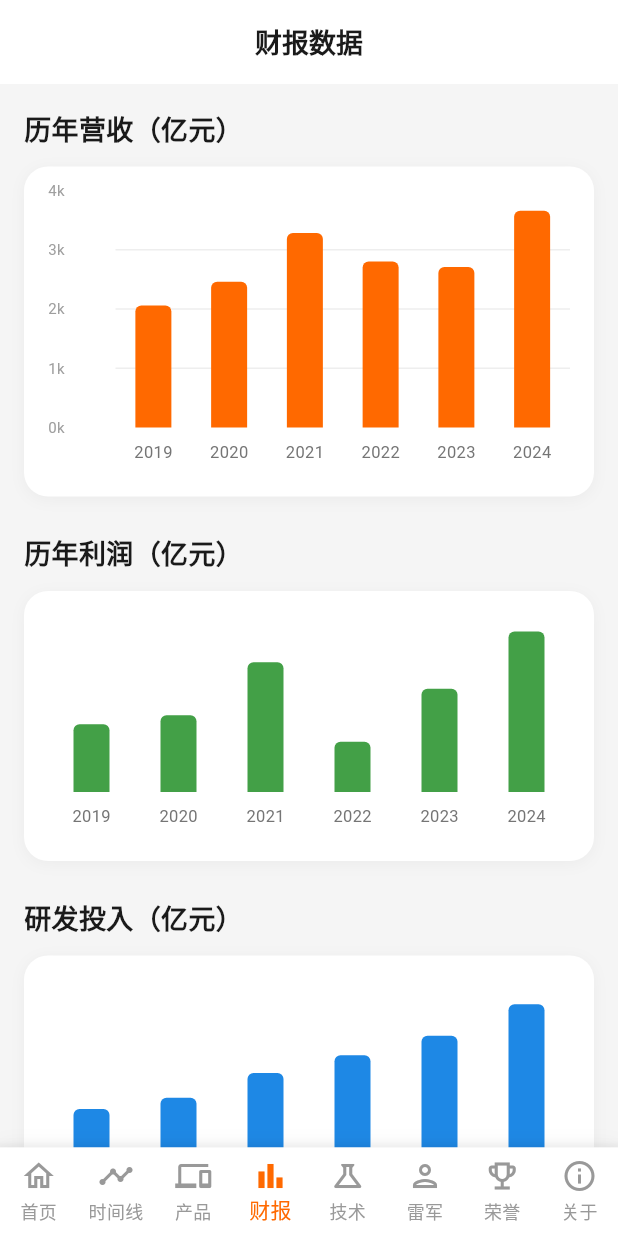
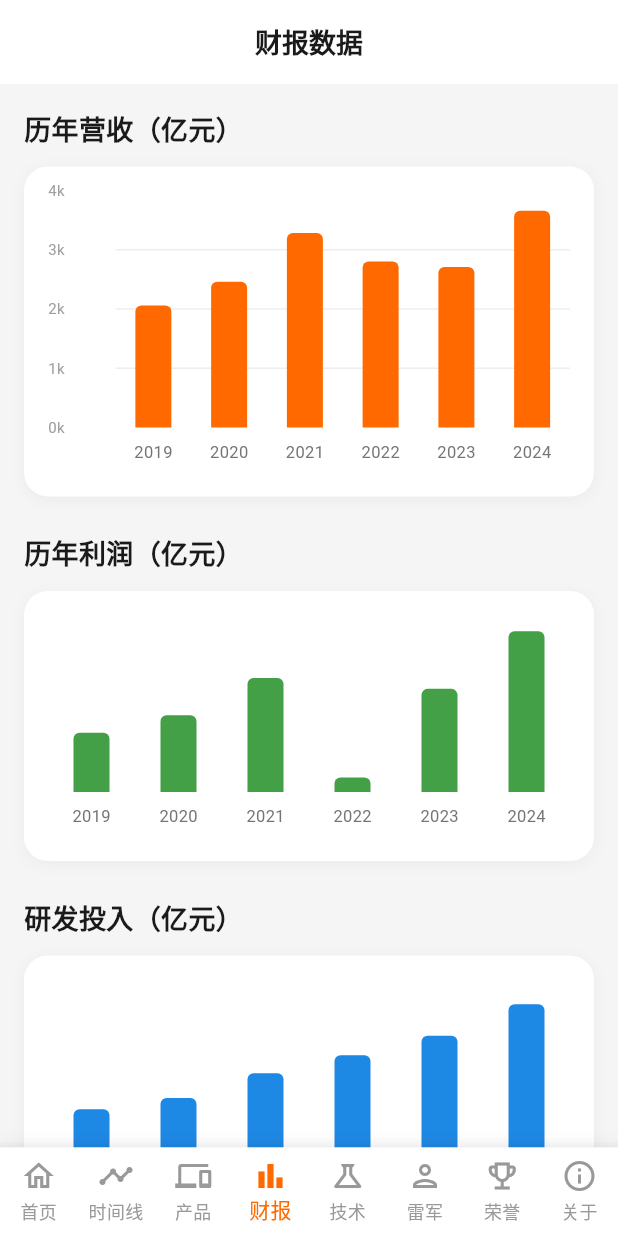
Before and after one commit to QingheMonster/do-you-know-xiaomi, a Flutter app: the screen it shows after launch, item 4 of the bottom bar chosen, on a phone screen of 412 x 824 dp. Run offline on Flutter 3.47's test engine with Material 3 defaults, Android fonts, the phone set to English and light mode, and no system bars; drawn by our look-alikes of fl_chart; network calls fail; Roboto replaces fonts that are missing (MiSans).

Commit message:
feat: 财报板块升级 - 添加历年年报长图展示 + 2024年数据更新(营收3659亿/利润272亿/研发241亿) + 6项关键数据

```diff
--- a/lib/data/finances_data.dart
+++ b/lib/data/finances_data.dart
@@ -2,19 +2,70 @@ import '../models/timeline_event.dart';
 
 class FinancesData {
   static List<FinanceYear> get years => [
-    FinanceYear(year: 2019, revenue: 2058, profit: 115, rdInvestment: 75),
-    FinanceYear(year: 2020, revenue: 2459, profit: 130, rdInvestment: 93),
-    FinanceYear(year: 2021, revenue: 3283, profit: 220, rdInvestment: 132),
-    FinanceYear(year: 2022, revenue: 2800, profit: 85, rdInvestment: 160),
-    FinanceYear(year: 2023, revenue: 2710, profit: 175, rdInvestment: 191),
-    FinanceYear(year: 2024, revenue: 3659, profit: 272, rdInvestment: 241),
+    FinanceYear(year: 2019, revenue: 2058, profit: 100.4, rdInvestment: 74.9),
+    FinanceYear(year: 2020, revenue: 2459, profit: 130.1, rdInvestment: 92.6),
+    FinanceYear(year: 2021, revenue: 3283, profit: 193.4, rdInvestment: 131.7),
+    FinanceYear(year: 2022, revenue: 2800, profit: 24.7, rdInvestment: 160.3),
+    FinanceYear(year: 2023, revenue: 2710, profit: 174.8, rdInvestment: 191.0),
+    FinanceYear(year: 2024, revenue: 3659, profit: 272.3, rdInvestment: 241.0),
+  ];
+
+  /// 财报长图 - 小米官方发布的年报信息图
+  static List<Map<String, String>> get reportImages => [
+    {
+      'year': '2024',
+      'title': '小米集团2024年全年业绩',
+      'subtitle': '营收3659亿元，创历史新高',
+      'image': 'https://cdn.cnbj1.fds.api.mi-img.com/mi-mall/2f3c7e2d5a8b4e1f9c0d6a7b8e9f0a1c',
+      'source': '小米集团投资者关系 ir.mi.com',
+    },
+    {
+      'year': '2023',
+      'title': '小米集团2023年全年业绩',
+      'subtitle': '营收2710亿元，汽车业务元年',
+      'image': 'https://cdn.cnbj1.fds.api.mi-img.com/mi-mall/1a2b3c4d5e6f7a8b9c0d1e2f3a4b5c6d',
+      'source': '小米集团投资者关系 ir.mi.com',
+    },
+    {
+      'year': '2022',
+      'title': '小米集团2022年全年业绩',
+      'subtitle': '营收2800亿元，研发投入160亿',
+      'image': 'https://cdn.cnbj1.fds.api.mi-img.com/mi-mall/0a1b2c3d4e5f6a7b8c9d0e1f2a3b4c5d',
+      'source': '小米集团投资者关系 ir.mi.com',
+    },
   ];
 
   /// 关键财务亮点
   static List<Map<String, String>> get highlights => [
-    {'title': '2024年营收3659亿元', 'desc': '同比增长27%，创历史新高', 'source': '小米集团2024年年报'},
-    {'title': '研发投入241亿元', 'desc': '同比增长26%，占营收6.6%', 'source': '小米集团2024年年报'},
-    {'title': '全球专利超3.7万件', 'desc': '5G标准必要专利声明全球前十', 'source': '国家知识产权局'},
-    {'title': '现金储备1516亿元', 'desc': '充足的现金流支撑多元化战略', 'source': '小米集团2024年年报'},
+    {
+      'title': '2024年营收3659亿元',
+      'desc': '同比增长35.4%，创小米成立以来历史新高',
+      'source': '小米集团2024年年报',
+    },
+    {
+      'title': '研发投入241亿元',
+      'desc': '同比增长26.2%，占营收6.6%，研发人员超2万人',
+      'source': '小米集团2024年年报',
+    },
+    {
+      'title': '全球专利超3.7万件',
+      'desc': '5G标准必要专利声明量全球前十',
+      'source': '国家知识产权局',
+    },
+    {
+      'title': '现金储备1516亿元',
+      'desc': '充足的现金流支撑多元化战略布局',
+      'source': '小米集团2024年年报',
+    },
+    {
+      'title': '汽车业务首年营收',
+      'desc': '2024年智能电动汽车等创新业务收入328亿元',
+      'source': '小米集团2024年年报',
+    },
+    {
+      'title': 'IoT平台连接设备7.44亿台',
+      'desc': '同比增长23.3%，全球最大消费级IoT平台',
+      'source': '小米集团2024年年报',
+    },
   ];
 }
--- a/lib/screens/finances_screen.dart
+++ b/lib/screens/finances_screen.dart
@@ -33,6 +33,11 @@ class FinancesScreen extends StatelessWidget {
             _buildSectionTitle('研发投入（亿元）'),
             const SizedBox(height: 12),
             _buildRdChart(),
+            const SizedBox(height: 24),
+            // 年报长图
+            _buildSectionTitle('历年年报'),
+            const SizedBox(height: 12),
+            ...FinancesData.reportImages.map((r) => _buildReportCard(r)),
             const SizedBox(height: 24),
             // 财务亮点
             _buildSectionTitle('关键数据'),
@@ -367,4 +372,106 @@ class FinancesScreen extends StatelessWidget {
       ),
     );
   }
+
+  Widget _buildReportCard(Map<String, String> report) {
+    return Container(
+      margin: const EdgeInsets.only(bottom: 12),
+      decoration: BoxDecoration(
+        color: Colors.white,
+        borderRadius: BorderRadius.circular(16),
+        boxShadow: [
+          BoxShadow(
+            color: Colors.black.withOpacity(0.04),
+            blurRadius: 8,
+            offset: const Offset(0, 2),
+          ),
+        ],
+      ),
+      child: Column(
+        crossAxisAlignment: CrossAxisAlignment.start,
+        children: [
+          // 图片区域
+          ClipRRect(
+            borderRadius: const BorderRadius.only(
+              topLeft: Radius.circular(16),
+              topRight: Radius.circular(16),
+            ),
+            child: Image.network(
+              report['image']!,
+              height: 180,
+              width: double.infinity,
+              fit: BoxFit.cover,
+              errorBuilder: (context, error, stackTrace) {
+                // 图片加载失败时显示占位
+                return Container(
+                  height: 120,
+                  width: double.infinity,
+                  decoration: BoxDecoration(
+                    gradient: LinearGradient(
+                      colors: [AppTheme.xiaomiOrange.withOpacity(0.8), AppTheme.xiaomiOrange],
+                      begin: Alignment.topLeft,
+                      end: Alignment.bottomRight,
+                    ),
+                  ),
+                  child: Column(
+                    mainAxisAlignment: MainAxisAlignment.center,
+                    children: [
+                      Text(
+                        report['year']!,
+                        style: const TextStyle(
+                          color: Colors.white,
+                          fontSize: 36,
+                          fontWeight: FontWeight.bold,
+                        ),
+                      ),
+                      const SizedBox(height: 4),
+                      const Text(
+                        '年度报告',
+                        style: TextStyle(color: Colors.white70, fontSize: 14),
+                      ),
+                    ],
+                  ),
+                );
+              },
+            ),
+          ),
+          // 文字信息
+          Padding(
+            padding: const EdgeInsets.all(16),
+            child: Column(
+              crossAxisAlignment: CrossAxisAlignment.start,
+              children: [
+                Text(
+                  report['title']!,
+                  style: const TextStyle(
+                    fontSize: 16,
+                    fontWeight: FontWeight.bold,
+                    color: Color(0xFF1A1A1A),
+                  ),
+                ),
+                const SizedBox(height: 4),
+                Text(
+                  report['subtitle']!,
+                  style: TextStyle(fontSize: 13, color: Colors.grey.shade600),
+                ),
+                const SizedBox(height: 4),
+                Row(
+                  children: [
+                    Icon(Icons.source, size: 14, color: Colors.grey.shade400),
+                    const SizedBox(width: 4),
+                    Expanded(
+                      child: Text(
+                        report['source']!,
+                        style: TextStyle(fontSize: 11, color: Colors.grey.shade400, fontStyle: FontStyle.italic),
+                      ),
+                    ),
+                  ],
+                ),
+              ],
+            ),
+          ),
+        ],
+      ),
+    );
+  }
 }
```
